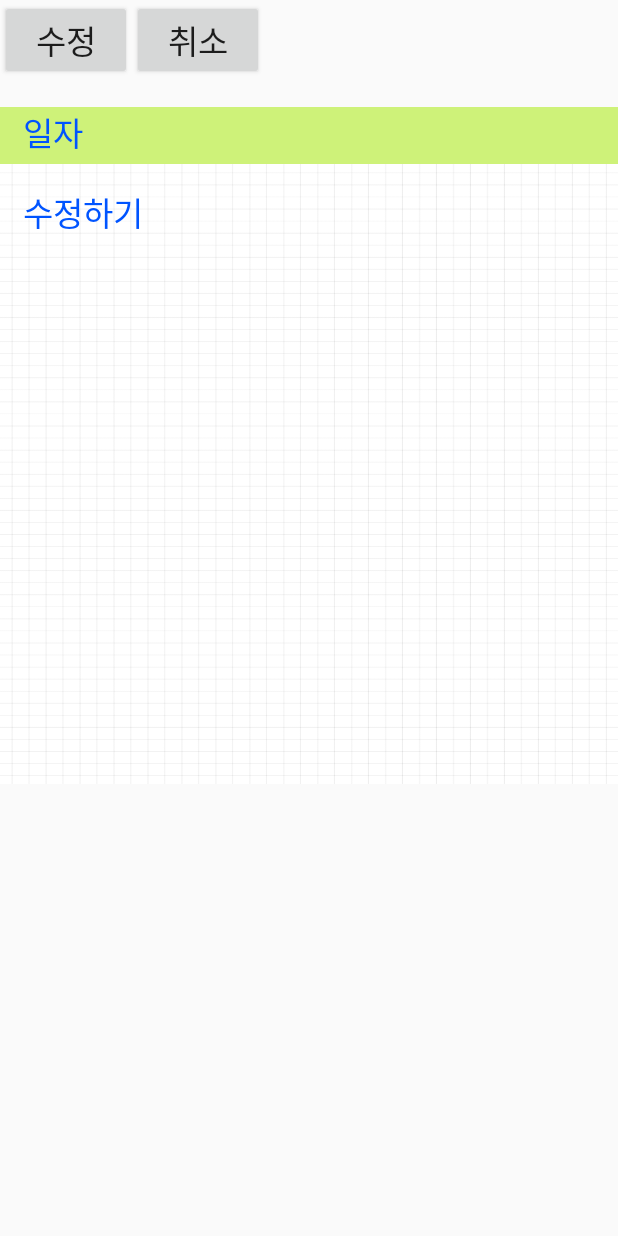
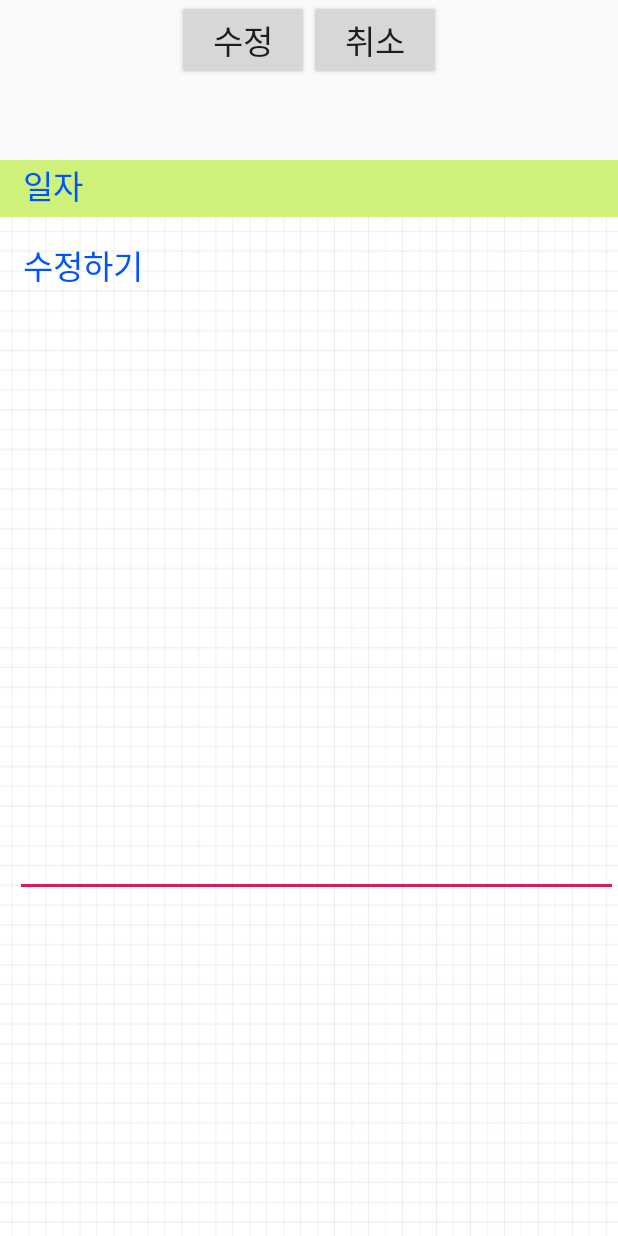
Before and after one commit to rangkim/DiaryApp, an Android app: the ModifyMyDataActivity screen opened directly, with no data from a screen before it, on a phone screen of 412 x 824 dp. Run offline under Robolectric (Android 15) with nearby library versions, the phone set to English and light mode, and no system bars.

Commit message:
부가기능 추가

```diff
--- a/app/src/main/java/com/example/diaryapp/activity/ModifyMyDataActivity.java
+++ b/app/src/main/java/com/example/diaryapp/activity/ModifyMyDataActivity.java
@@ -13,30 +13,36 @@ import com.example.diaryapp.R;
 import com.example.diaryapp.db.DBHelper;
 
 public class ModifyMyDataActivity extends Activity {
+
     private String keyDate = "";
     private String content = "";
+    private String question = "";
     private TextView date;
+    private TextView questionText;
     private EditText t1;
 
     @Override
-    public void onCreate(Bundle savedInstanceState){
+    public void onCreate(Bundle savedInstanceState) {
         super.onCreate(savedInstanceState);
         setContentView(R.layout.modify);
         date = (TextView) findViewById(R.id.date);
         t1 = (EditText) findViewById(R.id.t1);
+        questionText = (TextView) findViewById(R.id.questionText);
 
         Intent it = getIntent();
 
         keyDate = it.getStringExtra("KEY_DATE");
         content = it.getStringExtra("CONTENT");
+        question = it.getStringExtra("QUESTION");
 
         date.setText(keyDate);
         t1.setText(content);
+        questionText.setText(question);
     }
 
-    public void modifyData(View v){
+    public void modifyData(View v) {
 
-        if(TextUtils.isEmpty(t1.getText().toString())){ //아무런 일기를 작성하지 않았을경우
+        if(TextUtils.isEmpty(t1.getText().toString())) { //아무런 일기를 작성하지 않았을경우
             Toast.makeText(this, "일기 내용을 입력 해 주세요.", Toast.LENGTH_SHORT).show();
             return;
         }
@@ -46,16 +52,10 @@ public class ModifyMyDataActivity extends Activity {
         } else {    //기존에 작성된 일기가 없을경우 새로 저장
             DBHelper.saveDB(this, keyDate, t1.getText().toString());
         }
-        startMainActivity();
+        finish();
     }
 
-    public void cancelModifyData(View v){
-        startMainActivity();
-    }
-
-    private void startMainActivity(){
-        Intent it = new Intent(this, ShowDiaryActivity.class);
-        startActivity(it);
+    public void cancelModifyData(View v) {
         finish();
     }
 
--- a/app/src/main/res/layout/activity_show_diary.xml
+++ b/app/src/main/res/layout/activity_show_diary.xml
@@ -57,7 +57,7 @@
             android:gravity="center"
             android:textSize="22dp"
             android:textColor="#000000"
-            android:text="오늘 기분은 어떠신가요?"
+            android:text=""
             android:maxLines="2"
             />
 
--- a/app/src/main/res/layout/modify.xml
+++ b/app/src/main/res/layout/modify.xml
@@ -7,9 +7,10 @@
     android:orientation="vertical">
 
     <LinearLayout
-        android:layout_width="403dp"
-        android:layout_height="71dp"
+        android:layout_width="wrap_content"
+        android:layout_height="wrap_content"
         android:orientation="horizontal"
+        android:layout_gravity="center"
         tools:ignore="MissingConstraints"
         tools:layout_editor_absoluteY="660dp">
 
@@ -31,6 +32,20 @@
             android:text="취소"
             android:textSize="22dp" />
     </LinearLayout>
+
+    <TextView
+        android:id="@+id/questionText"
+        android:layout_width="wrap_content"
+        android:layout_height="wrap_content"
+        android:gravity="center"
+        android:layout_gravity="center"
+        android:textSize="22dp"
+        android:textColor="#000000"
+        android:text=""
+        android:maxLines="2"
+        android:layout_marginTop="12dp"
+        android:layout_marginBottom="12dp"
+        />
 
     <!--날짜-->
     <LinearLayout
@@ -62,7 +77,7 @@
     <!--일기내용-->
     <LinearLayout
         android:layout_width="match_parent"
-        android:layout_height="413dp"
+        android:layout_height="match_parent"
         android:background="@drawable/paper"
         android:orientation="vertical"
         tools:ignore="MissingConstraints">
```
Also changed, not shown: app/src/main/java/com/example/diaryapp/activity/ShowDiaryActivity.java (+9 -5 lines).
